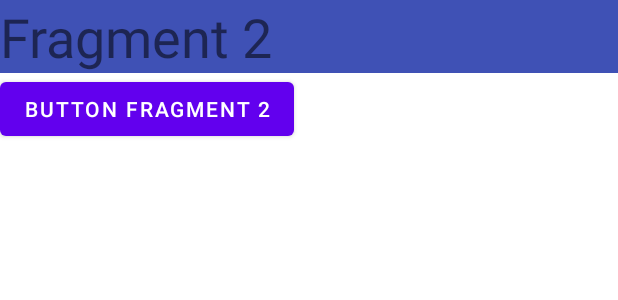
After one commit to bilalhaider11/My_Fragments, an Android app: the layout activity_fragment2.xml on its own in the app's theme, with its tools: preview values and no code run, on a phone screen of 412 x 824 dp. The commit adds this screen. Shown: the top 300 px of the screen. Run offline under Robolectric (Android 15) with nearby library versions, the phone set to English and light mode, and no system bars.

Commit message:
afragment 2 added

```diff
--- a/app/src/main/AndroidManifest.xml
+++ b/app/src/main/AndroidManifest.xml
@@ -9,6 +9,9 @@
         android:roundIcon="@mipmap/ic_launcher_round"
         android:supportsRtl="true"
         android:theme="@style/Theme.MyFragments">
+        <activity
+            android:name=".Fragment2"
+            android:exported="false" />
         <activity
             android:name=".Fragment1"
             android:exported="false" />
--- /dev/null
+++ b/app/src/main/res/layout/activity_fragment2.xml
@@ -0,0 +1,23 @@
+<?xml version="1.0" encoding="utf-8"?>
+<LinearLayout xmlns:android="http://schemas.android.com/apk/res/android"
+    xmlns:app="http://schemas.android.com/apk/res-auto"
+    xmlns:tools="http://schemas.android.com/tools"
+    android:layout_width="match_parent"
+    android:layout_height="match_parent"
+    tools:context=".Fragment2"
+    android:orientation="vertical">
+
+    <!-- TODO: Update blank fragment layout -->
+    <TextView
+        android:layout_width="match_parent"
+        android:layout_height="wrap_content"
+        android:background="#3F51B5"
+        android:text="@string/hello_fragment_two"
+        android:textSize="36sp" />
+
+    <Button
+        android:id="@+id/btn_frgm2"
+        android:layout_width="wrap_content"
+        android:layout_height="wrap_content"
+        android:text="Button Fragment 2" />
+</LinearLayout>
--- a/app/src/main/res/values/strings.xml
+++ b/app/src/main/res/values/strings.xml
@@ -1,4 +1,5 @@
 <resources>
     <string name="app_name">My Fragments</string>
     <string name="hello_blank_fragment">Fragment 1</string>
+    <string name="hello_fragment_two">Fragment 2</string>
 </resources>
```
Also changed, not shown: app/src/main/java/com/example/myfragments/Fragment2.java (added, +40 -0 lines), app/src/main/java/com/example/myfragments/MainActivity.java (+9 -1 lines).
